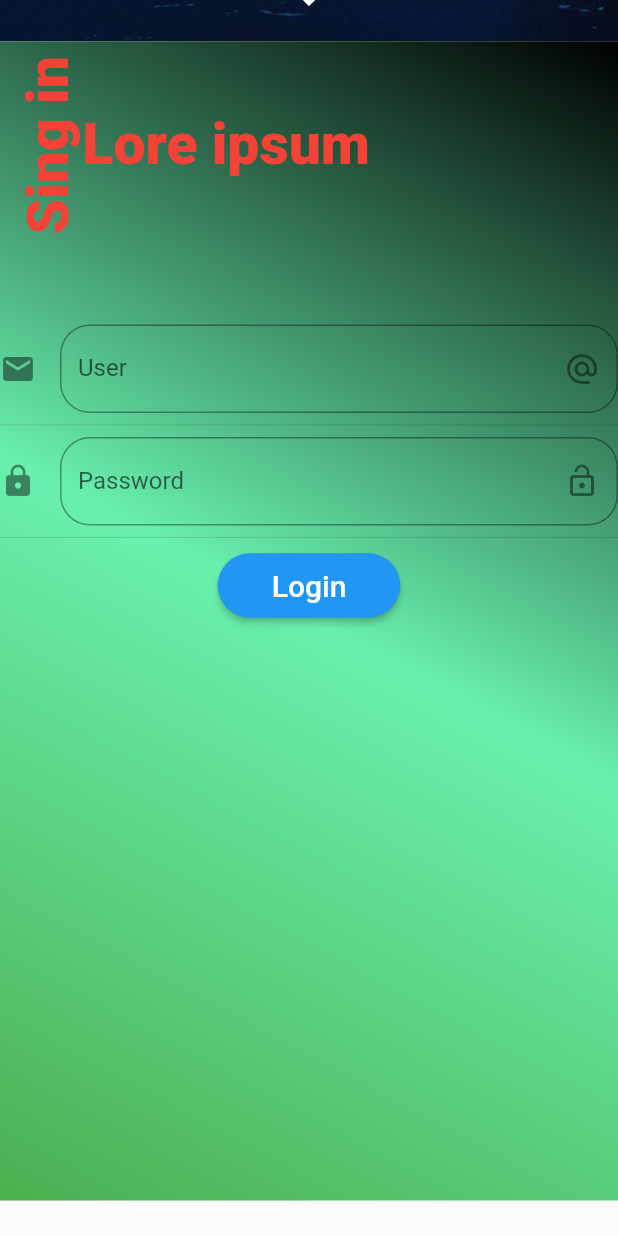
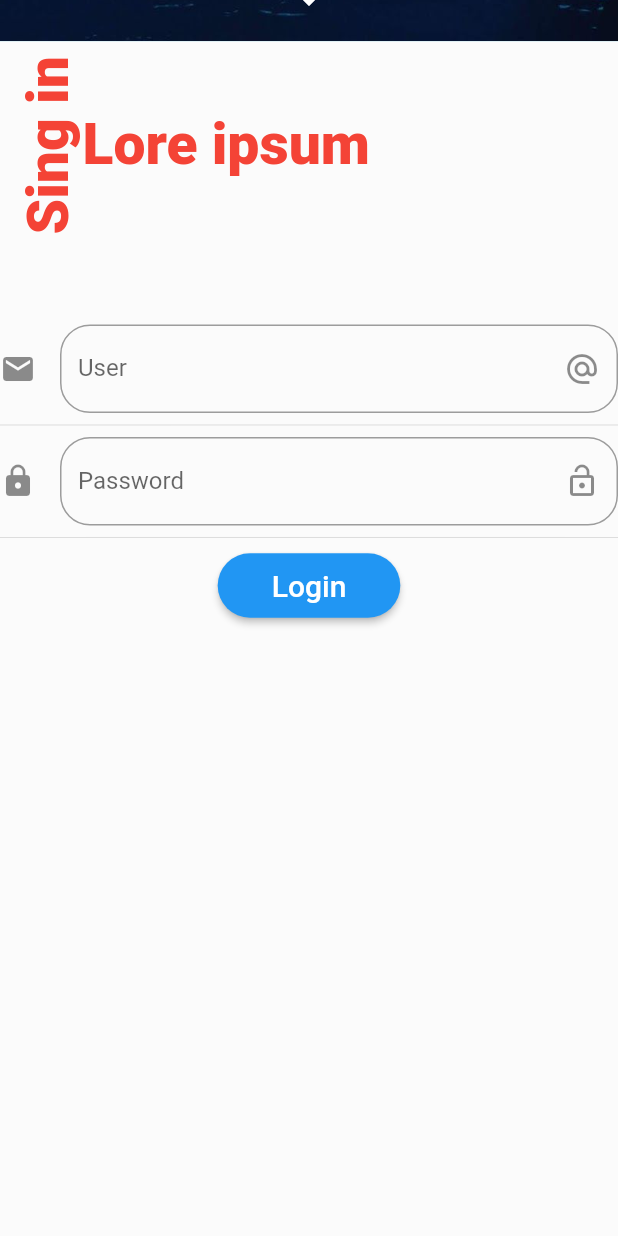
Before and after one commit to mario5698/S2AM, a Flutter app: the screen it shows after launch, scrolled down 576 dp, on a phone screen of 412 x 824 dp. Run offline on Flutter 3.47's test engine with Material 2 defaults, Android fonts, the phone set to English and light mode, and no system bars; our stand-ins replace flutter_swiper; missing offline and left inert: rainbow_color.

Commit message:
new flutter project

```diff
--- a/Code/Flutter/flutter-disenos - Mario/lib/main.dart
+++ b/Code/Flutter/flutter-disenos - Mario/lib/main.dart
@@ -20,7 +20,7 @@ class MyApp extends StatelessWidget {
         'basico': (BuildContext context) => BasicoPage(),
         'botones': (BuildContext context) => BotonesPage(),
         'login': (BuildContext context) => Login(),
-        'home': (BuildContext context) => MyHomePage(),
+        //'home': (BuildContext context) => MyHomePage(),
       },
     );
   }
--- a/Code/Flutter/flutter-disenos - Mario/lib/src/pages/basico_page.dart
+++ b/Code/Flutter/flutter-disenos - Mario/lib/src/pages/basico_page.dart
@@ -16,7 +16,7 @@ class _BasicoPageState extends State<BasicoPage> {
   Widget build(BuildContext context) {
     return Scaffold(
       body: Container(
-        color: Color.fromRGBO(62, 66, 107, 0.7),
+        color: Color.fromRGBO(255, 66, 107, 0.7),
         child: Column(
           children: <Widget>[
             _crearImagen(context),
--- a/Code/Flutter/flutter-disenos - Mario/lib/src/pages/user_login.dart
+++ b/Code/Flutter/flutter-disenos - Mario/lib/src/pages/user_login.dart
@@ -50,10 +50,10 @@ class _LoginState extends State<Login> {
       color: mycolor,
       width: 25,
       height: 50,
-      // padding: EdgeInsetsDirectional.only(top: 100),
       child: Column(
         children: [
-          _container(context),
+          _crearTextLogin(),
+          _crearcontenedor(context),
         ],
       ),
     );
@@ -64,23 +64,6 @@ class _LoginState extends State<Login> {
       width: double.infinity,
       height: double.infinity,
       color: Color.fromRGBO(108, 192, 218, 1.0),
-    );
-  }
-
-  Widget _container(BuildContext context) {
-    return Container(
-      decoration: BoxDecoration(
-        gradient: LinearGradient(
-            begin: Alignment.topRight,
-            end: Alignment.bottomLeft,
-            colors: [Colors.black, Colors.greenAccent, Colors.green]),
-      ),
-      child: Column(
-        children: [
-          _crearTextLogin(),
-          _crearcontenedor(context),
-        ],
-      ),
     );
   }
 
```
Also changed, not shown: Code/Flutter/peliculas-flutter -ok/lib/src/pages/home_page.dart (+11 -6 lines).
